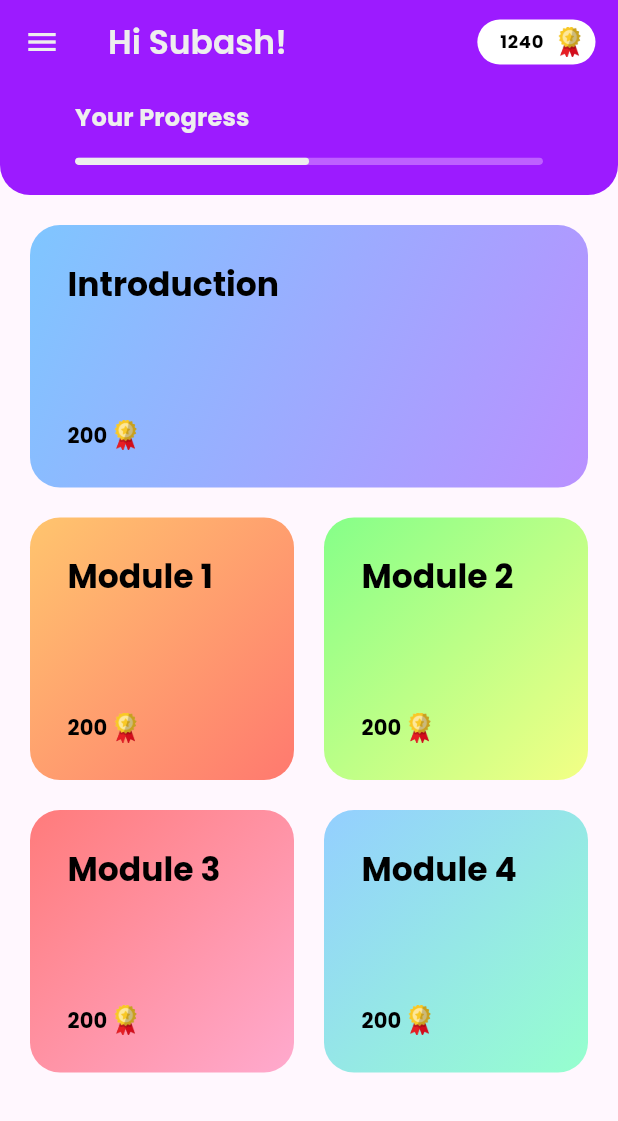
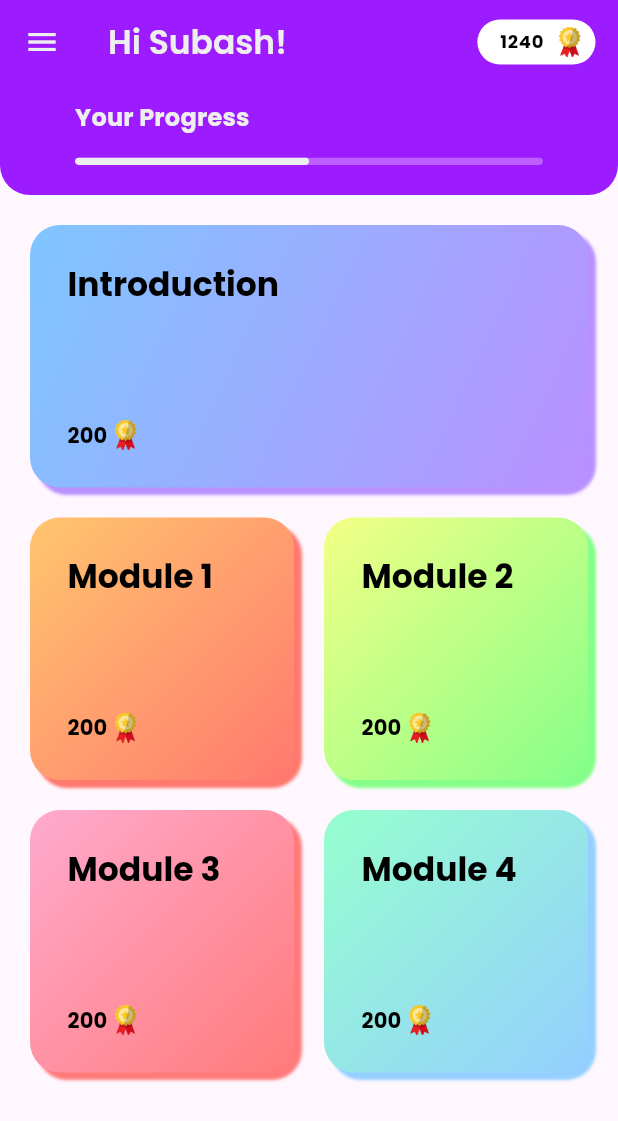
Before and after one commit to palman2003/e_learning, a Flutter app: the HomePage screen opened directly, on a phone screen of 412 x 824 dp. Shown: the top 1121 px of the screen. Run offline on Flutter 3.47's test engine with Material 3 defaults, Android fonts, the phone set to English and light mode, and no system bars; our stand-ins replace flutter_dotenv, google_fonts, shared_preferences; accounts and stored records are empty.

Commit message:
Added shadow to course tiles

```diff
--- a/flutter/lib/page/home.dart
+++ b/flutter/lib/page/home.dart
@@ -216,8 +216,8 @@ class _HomePageState extends State<HomePage> {
                 CourseTile(
                   margin: EdgeInsets.fromLTRB(10, 10, 20, 10),
                   gradientColors: [
+                    Color.fromARGB(255, 243, 255, 133),
                     Color.fromARGB(255, 133, 255, 137),
-                    Color.fromARGB(255, 243, 255, 133),
                   ],
                   title: "Module 2",
                 ),
@@ -228,16 +228,16 @@ class _HomePageState extends State<HomePage> {
                 CourseTile(
                   margin: EdgeInsets.fromLTRB(20, 10, 10, 10),
                   gradientColors: [
+                    Color.fromARGB(255, 255, 170, 206),
                     Color.fromARGB(255, 255, 123, 123),
-                    Color.fromARGB(255, 255, 170, 206),
                   ],
                   title: "Module 3",
                 ),
                 CourseTile(
                   margin: EdgeInsets.fromLTRB(10, 10, 20, 10),
                   gradientColors: [
+                    Color.fromARGB(255, 150, 255, 206),
                     Color.fromARGB(255, 148, 207, 255),
-                    Color.fromARGB(255, 150, 255, 206),
                   ],
                   title: "Module 4",
                 ),
--- a/flutter/lib/widgets/course_tile.dart
+++ b/flutter/lib/widgets/course_tile.dart
@@ -46,7 +46,12 @@ class CourseTile extends StatelessWidget {
                 borderRadius: const BorderRadius.all(
                   Radius.circular(20.0),
                 ),
-            ),
+                boxShadow: [
+                  BoxShadow(
+                      color: gradientColors[1],
+                      offset: const Offset(5, 5),
+                      blurRadius: 1)
+                ]),
             child: Column(
               crossAxisAlignment: CrossAxisAlignment.start,
               children: [
```
Lines whose indentation alone changed are shown as unchanged.
